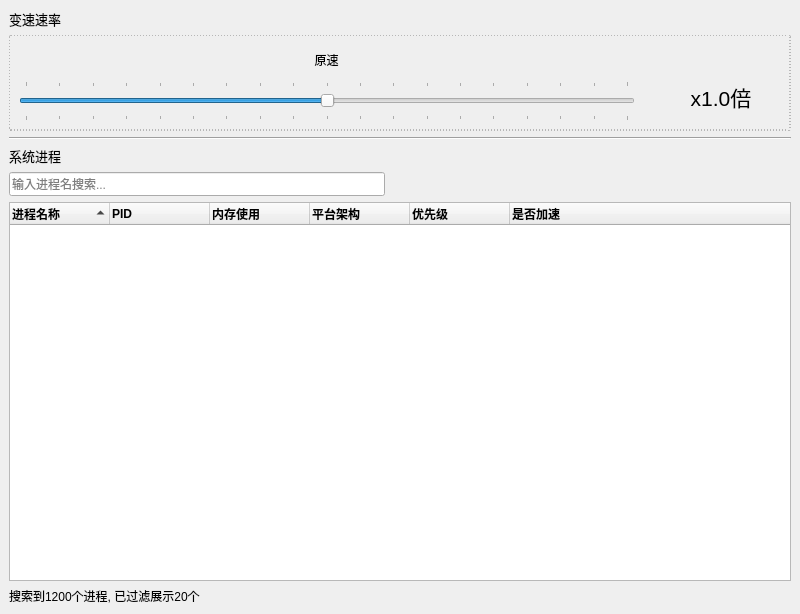
First picture: the form in mainwindow.ui, repository zxlhhyccc/OpenSpeedy, before the edit.
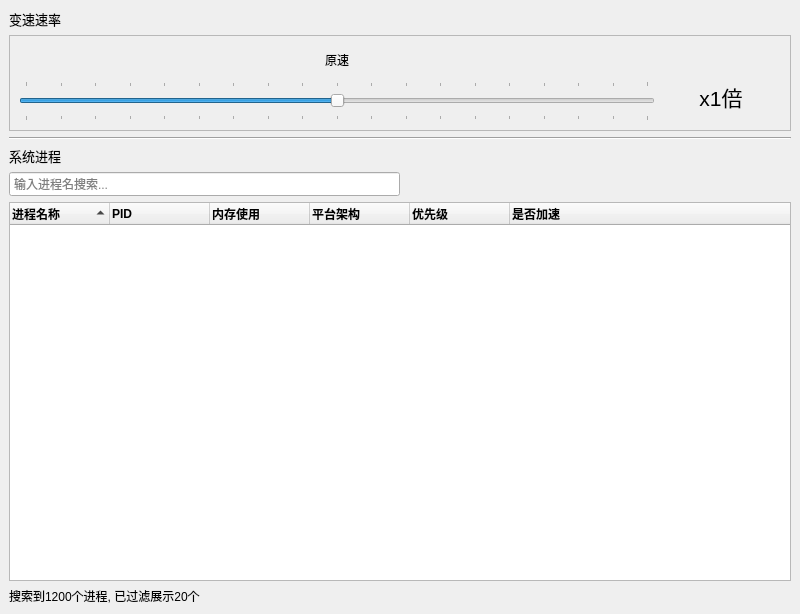
Second picture: the form after the edit.

Commit message: use microsoft yahei UI font

```diff
--- a/mainwindow.ui
+++ b/mainwindow.ui
@@ -65,10 +65,7 @@
          </size>
         </property>
         <property name="styleSheet">
-         <string notr="true">#sliderFrame {
-	border: 1px dotted grey;
-	border-radius: 2px;
-}</string>
+         <string notr="true"/>
         </property>
         <property name="frameShape">
          <enum>QFrame::StyledPanel</enum>
@@ -76,10 +73,24 @@
         <property name="frameShadow">
          <enum>QFrame::Raised</enum>
         </property>
-        <layout class="QVBoxLayout" name="frameLayout">
-         <item>
-          <layout class="QHBoxLayout" name="originSpeedLayout">
-           <item>
+        <layout class="QGridLayout" name="gridLayout">
+         <item row="0" column="1">
+          <spacer name="sliderSpace">
+           <property name="orientation">
+            <enum>Qt::Horizontal</enum>
+           </property>
+           <property name="sizeType">
+            <enum>QSizePolicy::Minimum</enum>
+           </property>
+           <property name="sizeHint" stdset="0">
+            <size>
+             <width>20</width>
+             <height>20</height>
+            </size>
+           </property>
+          </spacer>
+         </item>
+         <item row="0" column="0">
             <widget class="QLabel" name="originSpeedLabel">
              <property name="sizePolicy">
               <sizepolicy hsizetype="Expanding" vsizetype="Preferred">
@@ -95,30 +106,38 @@
              </property>
             </widget>
            </item>
-           <item>
-            <spacer name="originSpeedSpacer">
-             <property name="orientation">
-              <enum>Qt::Horizontal</enum>
-             </property>
-             <property name="sizeType">
-              <enum>QSizePolicy::Minimum</enum>
-             </property>
-             <property name="sizeHint" stdset="0">
+         <item row="1" column="1">
+          <widget class="QLabel" name="sliderLabel">
+           <property name="sizePolicy">
+            <sizepolicy hsizetype="Fixed" vsizetype="Preferred">
+             <horstretch>0</horstretch>
+             <verstretch>0</verstretch>
+            </sizepolicy>
+           </property>
+           <property name="minimumSize">
               <size>
-               <width>147</width>
-               <height>20</height>
-              </size>
-             </property>
-            </spacer>
-           </item>
-          </layout>
-         </item>
-         <item>
-          <layout class="QHBoxLayout" name="sliderLayout">
-           <property name="rightMargin">
-            <number>0</number>
+             <width>120</width>
+             <height>0</height>
+            </size>
+           </property>
+           <property name="font">
+            <font>
+             <family>Microsoft YaHei UI</family>
+             <pointsize>16</pointsize>
+            </font>
            </property>
-           <item>
+           <property name="layoutDirection">
+            <enum>Qt::LeftToRight</enum>
+           </property>
+           <property name="text">
+            <string>x1倍</string>
+           </property>
+           <property name="alignment">
+            <set>Qt::AlignHCenter|Qt::AlignTop</set>
+           </property>
+          </widget>
+         </item>
+         <item row="1" column="0">
             <widget class="QSlider" name="sliderCtrl">
              <property name="minimumSize">
               <size>
@@ -132,15 +151,24 @@
              <property name="mouseTracking">
               <bool>true</bool>
              </property>
+           <property name="styleSheet">
+            <string notr="true"/>
+           </property>
              <property name="minimum">
               <number>-9</number>
              </property>
              <property name="maximum">
               <number>9</number>
              </property>
+           <property name="pageStep">
+            <number>3</number>
+           </property>
              <property name="orientation">
               <enum>Qt::Horizontal</enum>
              </property>
+           <property name="invertedAppearance">
+            <bool>false</bool>
+           </property>
              <property name="invertedControls">
               <bool>false</bool>
              </property>
@@ -149,54 +177,6 @@
              </property>
             </widget>
            </item>
-           <item>
-            <spacer name="sliderSpace">
-             <property name="orientation">
-              <enum>Qt::Horizontal</enum>
-             </property>
-             <property name="sizeType">
-              <enum>QSizePolicy::Fixed</enum>
-             </property>
-             <property name="sizeHint" stdset="0">
-              <size>
-               <width>20</width>
-               <height>20</height>
-              </size>
-             </property>
-            </spacer>
-           </item>
-           <item>
-            <widget class="QLabel" name="sliderLabel">
-             <property name="sizePolicy">
-              <sizepolicy hsizetype="Fixed" vsizetype="Preferred">
-               <horstretch>0</horstretch>
-               <verstretch>0</verstretch>
-              </sizepolicy>
-             </property>
-             <property name="minimumSize">
-              <size>
-               <width>120</width>
-               <height>0</height>
-              </size>
-             </property>
-             <property name="font">
-              <font>
-               <pointsize>16</pointsize>
-              </font>
-             </property>
-             <property name="layoutDirection">
-              <enum>Qt::LeftToRight</enum>
-             </property>
-             <property name="text">
-              <string>x1.0倍</string>
-             </property>
-             <property name="alignment">
-              <set>Qt::AlignHCenter|Qt::AlignTop</set>
-             </property>
-            </widget>
-           </item>
-          </layout>
-         </item>
         </layout>
        </widget>
       </item>
@@ -235,6 +215,10 @@
             <family>Microsoft YaHei UI</family>
            </font>
           </property>
+          <property name="styleSheet">
+           <string notr="true">padding: 2px;
+</string>
+          </property>
           <property name="placeholderText">
            <string>输入进程名搜索...</string>
           </property>
@@ -243,38 +227,6 @@
           </property>
          </widget>
         </item>
-        <item>
-         <spacer name="filterSpacer1">
-          <property name="orientation">
-           <enum>Qt::Horizontal</enum>
-          </property>
-          <property name="sizeType">
-           <enum>QSizePolicy::Minimum</enum>
-          </property>
-          <property name="sizeHint" stdset="0">
-           <size>
-            <width>20</width>
-            <height>20</height>
-           </size>
-          </property>
-         </spacer>
-        </item>
-        <item>
-         <spacer name="filterSpacer2">
-          <property name="orientation">
-           <enum>Qt::Horizontal</enum>
-          </property>
-          <property name="sizeType">
-           <enum>QSizePolicy::Minimum</enum>
-          </property>
-          <property name="sizeHint" stdset="0">
-           <size>
-            <width>10</width>
-            <height>20</height>
-           </size>
-          </property>
-         </spacer>
-        </item>
         <item>
          <spacer name="filterSpacer3">
           <property name="orientation">
```
Left out of the diff: 1 changed line with no effect on the pictures. Lines whose indentation alone changed are shown as unchanged. The commit also changes 1 other file.
